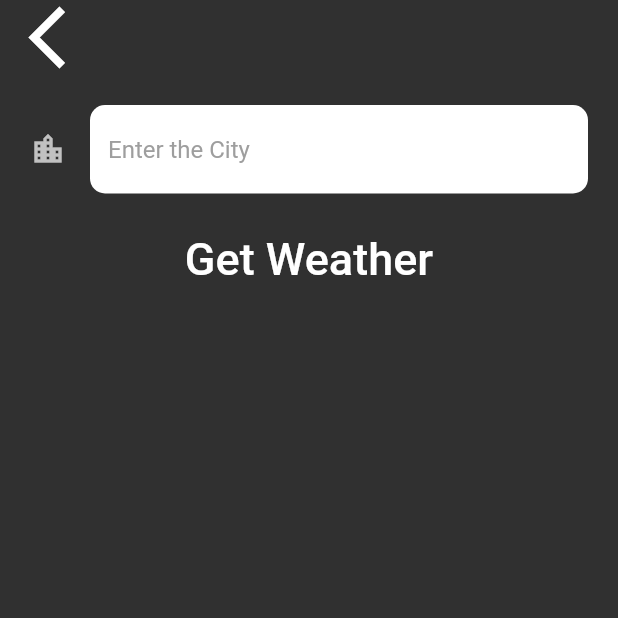
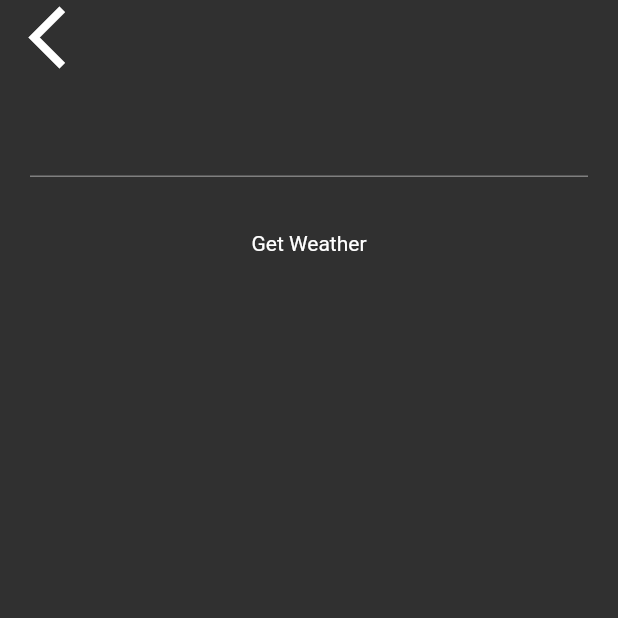
Before and after one commit to abdulzahid87/FlutterWeatherApp, a Flutter app: the LocationScreen screen opened directly, after a tap on the "location city" icon, on a phone screen of 412 x 824 dp, the top half of it. Run offline on Flutter 3.47's test engine with Material 2 defaults, Android fonts, the phone set to English and light mode, and no system bars; our stand-ins replace flutter_spinkit, geolocator; Roboto replaces fonts that are missing (Spartan MB).

Commit message:
code checkin for city_screen

```diff
--- a/lib/screens/city_screen.dart
+++ b/lib/screens/city_screen.dart
@@ -1,5 +1,4 @@
 import 'package:flutter/material.dart';
-import 'package:know_weather/utilities/constants.dart';
 
 class CityScreen extends StatefulWidget {
   @override
@@ -7,7 +6,8 @@ class CityScreen extends StatefulWidget {
 }
 
 class _CityScreenState extends State<CityScreen> {
-  late String cityName="";
+  late String cityName;
+
   @override
   Widget build(BuildContext context) {
     return Scaffold(
@@ -16,8 +16,7 @@ class _CityScreenState extends State<CityScreen> {
             children: <Widget>[
               Align(
                 alignment: Alignment.topLeft,
-                // ignore: deprecated_member_use
-                child: FlatButton(
+                child: RawMaterialButton(
                   onPressed: () {
                     Navigator.pop(context);
                   },
@@ -30,31 +29,21 @@ class _CityScreenState extends State<CityScreen> {
               Container(
                 padding: EdgeInsets.all(20.0),
                 child: TextField(
-                  style: TextStyle(color: Colors.black),
-                  decoration: InputDecoration(
-                    filled: true,
-                    fillColor: Colors.white,
-                    icon: Icon(Icons.location_city),
-                    hintText: 'Enter the City',
-                    hintStyle: TextStyle(color: Colors.grey),
-                    border: OutlineInputBorder(
-                      borderRadius: BorderRadius.all(Radius.circular(10),),
-                      borderSide: BorderSide.none,
-                    ),
+                  style: TextStyle(
+                    color: Colors.black,
                   ),
-                  onChanged: (value){
-                    cityName=value;
+                  onChanged: (value) {
+                    cityName = value;
                   },
                 ),
               ),
-              // ignore: deprecated_member_use
-              FlatButton(
+              RawMaterialButton(
                 onPressed: () {
-                  Navigator.pop(context,cityName);
+                  Navigator.pop(context, cityName);
                 },
                 child: Text(
                   'Get Weather',
-                  style: kButtonTextStyle,
+
                 ),
               ),
             ],
--- a/lib/screens/location_screen.dart
+++ b/lib/screens/location_screen.dart
@@ -28,33 +28,29 @@ class _LocationScreenState extends State<LocationScreen> {
     updateUI( widget.locationWeather);
   }
 
-  void updateUI(dynamic weatherData){
 
-    if(weatherData==null){
+  void updateUI(dynamic weatherData) {
     setState(() {
+      if (weatherData == null) {
         temperature = 0;
         weatherIcon = 'Error';
-        weatherMessage='Unable to get weather data';
-        cityName ='';
+        weatherMessage = 'Unable to get weather data';
+        cityName = '';
         return;
-      });
       }
       double temp = weatherData['main']['temp'];
       temperature = temp.toInt();
-    print(temperature);
-    // condition = weatherData['weather'][0]['id'];
       var condition = weatherData['weather'][0]['id'];
       weatherIcon = weatherModel.getWeatherIcon(condition);
-    weatherMessage=weatherModel.getMessage(temperature);
+      weatherMessage = weatherModel.getMessage(temperature);
       cityName = weatherData['name'];
+    });
   }
-
   // var lat=locationWeather;
   @override
   Widget build(BuildContext context) {
     return Scaffold(
-      body: Container(
-        child: SafeArea(
+      body: SafeArea(
           child: Column(
             mainAxisAlignment: MainAxisAlignment.spaceBetween,
             crossAxisAlignment: CrossAxisAlignment.stretch,
@@ -62,7 +58,6 @@ class _LocationScreenState extends State<LocationScreen> {
               Row(
                 mainAxisAlignment: MainAxisAlignment.spaceBetween,
                 children: <Widget>[
-                  // ignore: deprecated_member_use
                   FlatButton(
                     onPressed: () async {
                       var weatherData = await weatherModel.getLocationWeather();
@@ -73,18 +68,20 @@ class _LocationScreenState extends State<LocationScreen> {
                       size: 50.0,
                     ),
                   ),
-                  // ignore: deprecated_member_use
                   FlatButton(
-                    onPressed: () async{
-                      var typedName=await Navigator.push(context, MaterialPageRoute(builder: (context){
+                    onPressed: () async {
+                      var typedName = await Navigator.push(
+                        context,
+                        MaterialPageRoute(
+                          builder: (context) {
                             return CityScreen();
-                      }));
-                      if(typedName==null){
-                        throw  "something went wrong";
-                      }
-                      else{
-                        var weatherData=await weatherModel.getCityWeather(typedName);
-                        updateUI(weatherData); ;
+                          },
+                        ),
+                      );
+                      if (typedName != null) {
+                        var weatherData =
+                        await weatherModel.getCityWeather(typedName);
+                        updateUI(weatherData);
                       }
                     },
                     child: Icon(
@@ -103,7 +100,7 @@ class _LocationScreenState extends State<LocationScreen> {
                       style: kTempTextStyle,
                     ),
                     Text(
-                      '$weatherIcon',
+                      weatherIcon!,
                       style: kConditionTextStyle,
                     ),
                   ],
@@ -112,7 +109,7 @@ class _LocationScreenState extends State<LocationScreen> {
               Padding(
                 padding: EdgeInsets.only(right: 15.0),
                 child: Text(
-                  "$weatherMessage in $cityName",
+                  '$weatherMessage in $cityName',
                   textAlign: TextAlign.right,
                   style: kMessageTextStyle,
                 ),
@@ -120,7 +117,6 @@ class _LocationScreenState extends State<LocationScreen> {
             ],
           ),
         ),
-      ),
     );
   }
 }
--- a/lib/services/weather.dart
+++ b/lib/services/weather.dart
@@ -1,29 +1,49 @@
-import 'package:geolocator/geolocator.dart';
+
 import 'package:know_weather/services/location.dart';
 import 'package:know_weather/services/networking.dart';
 
 class WeatherModel {
-  Future<dynamic> getCityWeather(String cityName) async{
-    var url = "http://api.openweathermap.org/data/2.5/weather?q=$cityName&appid=cb7e780914e58b6bde4d0b0c0ff95b2f&units=metric";
-    NetworkHelper networkHelper = NetworkHelper(url);
+  Future<dynamic> getCityWeather(String cityName) async {
+    NetworkHelper networkHelper = NetworkHelper(
+        'http://api.openweathermap.org/data/2.5/weather?q=$cityName&appid=cb7e780914e58b6bde4d0b0c0ff95b2f&units=metric');
+
     var weatherData = await networkHelper.getData();
     return weatherData;
   }
 
-   Future<dynamic> getLocationWeather() async{
+  Future<dynamic> getLocationWeather() async {
+    Location location = Location();
+    await location.getCurrentLocation();
 
-      Location location = Location();
-      await location.getCurrentLocation();
-      /*await Geolocator.getCurrentPosition(desiredAccuracy: LocationAccuracy.bestForNavigation);
-      print(position);
-      latitude = position.latitude;
-      longitude = position.longitude;*/
-      NetworkHelper networkHelper = NetworkHelper(
-          "https://api.openweathermap.org/data/2.5/weather?lat=${location.latitude}&lon=${location.longitude}&appid=cb7e780914e58b6bde4d0b0c0ff95b2f&units=metric");
-      var weatherData = await networkHelper.getData();
-      return weatherData;
+    NetworkHelper networkHelper = NetworkHelper(
+        'https://api.openweathermap.org/data/2.5/weather?lat=${location.latitude}&lon=${location.longitude}&appid=cb7e780914e58b6bde4d0b0c0ff95b2f&units=metric');
 
+    var weatherData = await networkHelper.getData();
+    return weatherData;
   }
+
+
+  // Future<dynamic> getCityWeather(String cityName) async{
+  //   var url = "http://api.openweathermap.org/data/2.5/weather?q=$cityName&appid=cb7e780914e58b6bde4d0b0c0ff95b2f&units=metric";
+  //   NetworkHelper networkHelper = NetworkHelper(url);
+  //   var weatherData = await networkHelper.getData();
+  //   return weatherData;
+  // }
+
+  //  Future<dynamic> getLocationWeather() async{
+  //
+  //     Location location = Location();
+  //     await location.getCurrentLocation();
+  //     /*await Geolocator.getCurrentPosition(desiredAccuracy: LocationAccuracy.bestForNavigation);
+  //     print(position);
+  //     latitude = position.latitude;
+  //     longitude = position.longitude;*/
+  //     NetworkHelper networkHelper = NetworkHelper(
+  //         "https://api.openweathermap.org/data/2.5/weather?lat=${location.latitude}&lon=${location.longitude}&appid=cb7e780914e58b6bde4d0b0c0ff95b2f&units=metric");
+  //     var weatherData = await networkHelper.getData();
+  //     return weatherData;
+  //
+  // }
 
   String getWeatherIcon(int condition) {
     if (condition < 300) {
```
Lines whose indentation alone changed are shown as unchanged.
